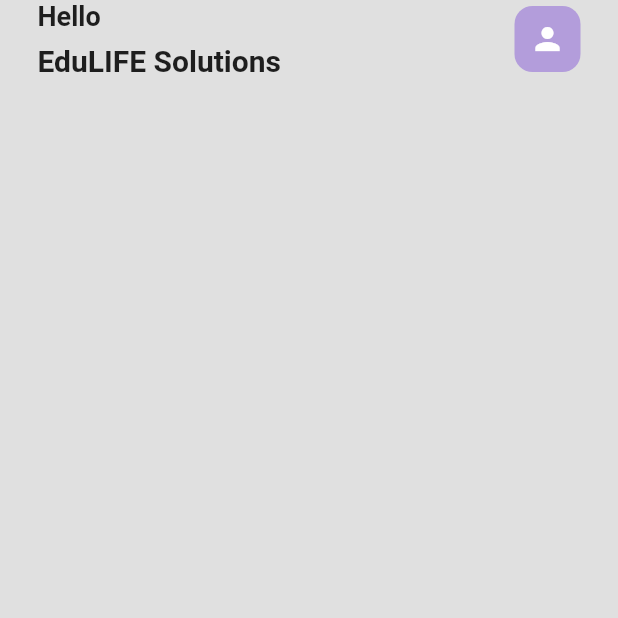
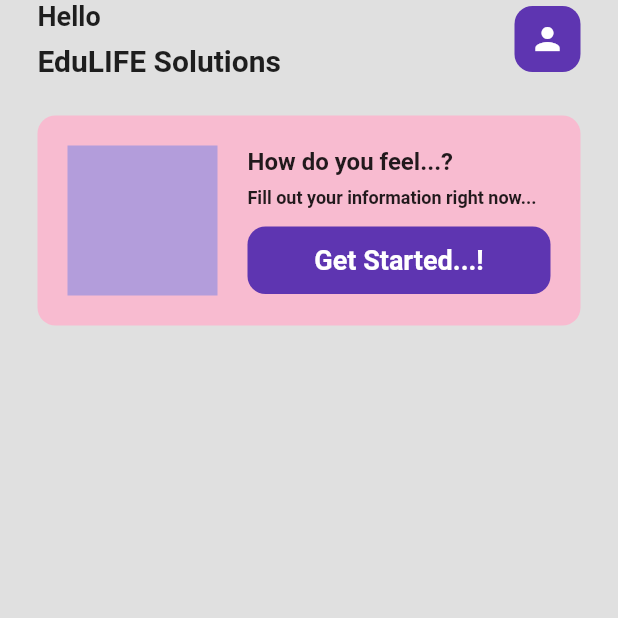
Before and after one commit to Kasunm12/flutter-docter-app-ui, a Flutter app: the screen it shows after launch, on a phone screen of 412 x 824 dp, the top half of it. Run offline on Flutter 3.47's test engine with Material 2 defaults, Android fonts, the phone set to English and light mode, and no system bars.

Commit message:
create the card view function

```diff
--- a/lib/pages/home_page.dart
+++ b/lib/pages/home_page.dart
@@ -54,7 +54,7 @@
                 Container(
                   padding: EdgeInsets.all(10),
                   decoration: BoxDecoration(
-                    color: Colors.deepPurple[200],
+                    color: Colors.deepPurple[600],
                     borderRadius: BorderRadius.circular(12)
                   ),
                   child: Icon(
@@ -64,10 +64,81 @@
                   ),
               ],
             ),
-          )
+          ),
 
-          //card->How do you feel?
-          //dearch bar
+       //======================================================================================================
+
+      SizedBox(height: 25),
+         // card->How do you feel?
+          Padding(
+            padding: const EdgeInsets.symmetric(horizontal:25.0),
+            child: Container(
+
+                      padding: EdgeInsets.all(20),
+                      decoration: BoxDecoration(
+                      color: Colors.pink[100],
+                      borderRadius: BorderRadius.circular(12),
+                    ),
+
+              child: Row(children: [
+                //animation or images
+
+                 Container(
+                   height: 100,
+                   width: 100,
+                   color: Colors.deepPurple[200]),
+
+              SizedBox(
+                width: 20),
+                //how do you feel + button
+                Expanded(
+                  child: Column(
+                    crossAxisAlignment: CrossAxisAlignment.start,
+                    children: [
+                    Text(
+                      "How do you feel...?",
+                      style: TextStyle(
+                        fontWeight: FontWeight.bold,
+                        fontSize: 16,
+                      ),
+                      ),
+                      SizedBox(height: 8),
+                    Text(
+                      "Fill out your information right now...",
+                      style: TextStyle(
+                        fontWeight: FontWeight.bold,
+                        fontSize: 12,
+                      ),
+                      ),
+
+
+                       SizedBox(height: 12),
+                    Container(
+                      padding: EdgeInsets.all(12),
+                      decoration: BoxDecoration(
+                        color: Colors.deepPurple[600],
+                        borderRadius: BorderRadius.circular(12),
+                        ),
+                      child: Center(
+                      child: Text(
+                        "Get Started...!",
+                        style: TextStyle(
+                          color:Colors.white,
+                          fontWeight: FontWeight.bold,
+                        fontSize: 18,
+                        ),
+
+                      ),
+                      ),
+                      )
+                  ],
+                  ),
+                ),
+
+              ]),
+            ),
+          ),
+          //search bar
           //horizontal listview -> categories
           //vertical partner list
         ],
```
